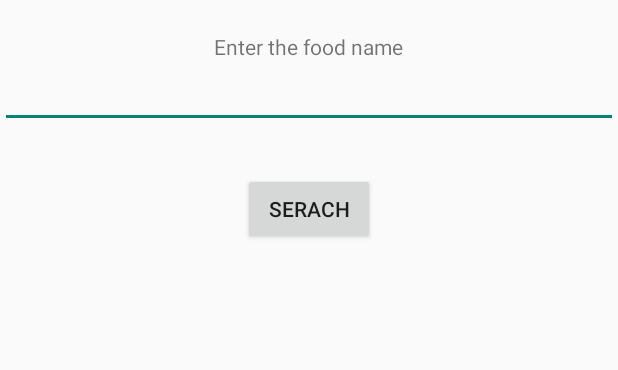
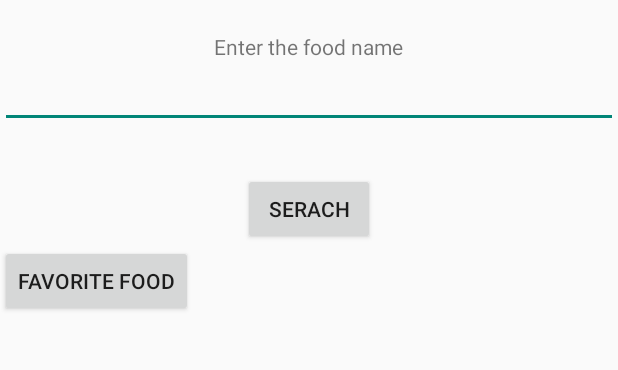
Before and after one commit to GCMaia/FinalProjectNewVersion, an Android app: the FoodNutritionMain screen opened directly, with no data from a screen before it, on a phone screen of 412 x 824 dp, the part 84-454 px from its top. Run offline under Robolectric (Android 15) with nearby library versions, the phone set to English and light mode, and no system bars; network calls fail.

Commit message:
finishing nutrition

```diff
--- a/app/src/main/java/com/example/gabri/finalprojectnewversion/FoodNutrition/FoodDatabaseHelp.java
+++ b/app/src/main/java/com/example/gabri/finalprojectnewversion/FoodNutrition/FoodDatabaseHelp.java
@@ -121,4 +121,7 @@ public class FoodDatabaseHelp extends SQLiteOpenHelper {
         String query = "Select * from " + FOODNUTRITIONRESULT_TABLE_NAME;
         return database.rawQuery(query, null);
     }
+
+
+
 }
--- a/app/src/main/java/com/example/gabri/finalprojectnewversion/FoodNutrition/FoodNutritionMain.java
+++ b/app/src/main/java/com/example/gabri/finalprojectnewversion/FoodNutrition/FoodNutritionMain.java
@@ -49,7 +49,7 @@ import java.util.ArrayList;
 public class FoodNutritionMain extends AppCompatActivity {
     private android.support.v7.widget.Toolbar foodToolbar;
     private RelativeLayout foodLayout;
-    private Button nutritionButton;
+    private Button nutritionButton,favouriteFood;
     private EditText foodName;
     private  TextView calories;
 
@@ -128,6 +128,14 @@ public class FoodNutritionMain extends AppCompatActivity {
             }
         });
 
+        favouriteFood = (Button)findViewById(R.id.FavouriteFood);
+        favouriteFood.setOnClickListener(new View.OnClickListener() {
+            @Override
+            public void onClick(View v) {
+                Intent intent = new Intent( FoodNutritionMain.this, FoodNutrition_favourites_list.class);
+                startActivity(intent);
+            }
+        });
 
 
     }
--- a/app/src/main/res/layout/activity_food_nutrition_favourites_list.xml
+++ b/app/src/main/res/layout/activity_food_nutrition_favourites_list.xml
@@ -29,10 +29,10 @@
         android:id="@+id/nutrition_info"
         android:layout_width="wrap_content"
         android:layout_height="wrap_content"
+        android:layout_above="@+id/total_calories"
         android:layout_weight="1"
         android:textSize="18sp"
         android:gravity="start" />
-
 
     <Button
         android:id="@+id/total_calories"
@@ -44,7 +44,7 @@
 
     <Button
         android:id="@+id/average_calories"
-        android:layout_width="90dp"
+        android:layout_width="wrap_content"
         android:layout_height="wrap_content"
         android:layout_alignParentBottom="true"
         android:layout_toStartOf="@+id/Calminimum"
--- a/app/src/main/res/layout/activity_food_nutrition_main.xml
+++ b/app/src/main/res/layout/activity_food_nutrition_main.xml
@@ -39,12 +39,13 @@
         android:text="Serach" />
 
     <Button
-        android:id="@+id/Foodname"
+        android:id="@+id/FavouriteFood"
         android:layout_width="wrap_content"
         android:layout_height="wrap_content"
-        android:layout_above="@+id/nutritionButton"
+        android:layout_below="@+id/nutritionButton"
+        android:layout_centerHorizontal="true"
         android:layout_alignParentLeft="true"
-        android:text="Food Item: " />
+        android:text="Favorite Food" />
 
     <TextView
         android:id="@+id/nutritionPart"
```
Also changed, not shown: app/src/main/java/com/example/gabri/finalprojectnewversion/FoodNutrition/FoodNutrition_favourites_list.java (+75 -0 lines).
